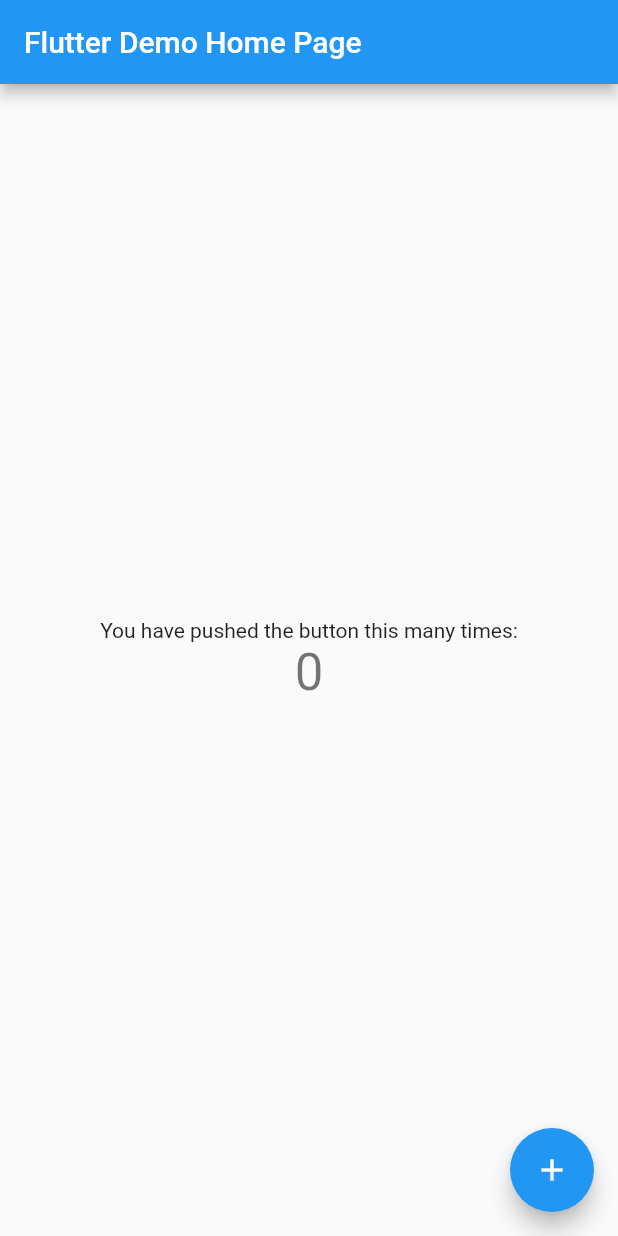
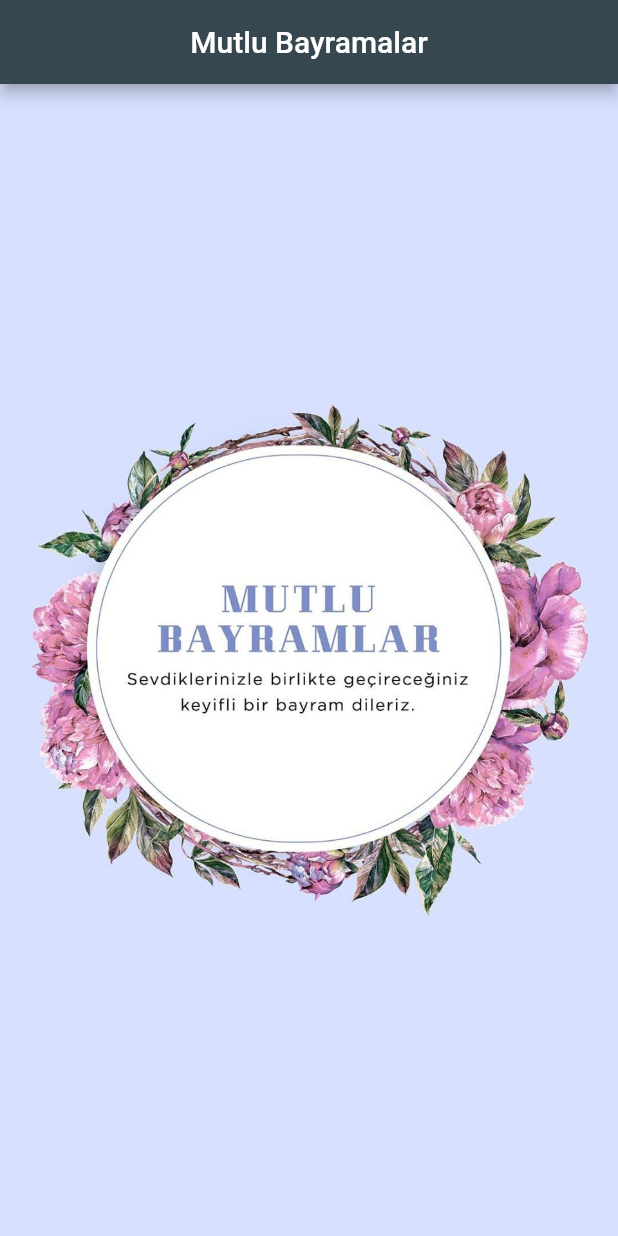
Before and after one commit to kadirkaval/karpostal, a Flutter app: the screen it shows after launch, on a phone screen of 412 x 824 dp. Run offline on Flutter 3.47's test engine with Material 2 defaults, Android fonts, the light colour scheme and no system bars.

Commit message:
Add image widget and icon change

```diff
--- a/lib/main.dart
+++ b/lib/main.dart
@@ -1,115 +1,20 @@
 import 'package:flutter/material.dart';
 
 void main() {
-  runApp(const MyApp());
-}
-
-class MyApp extends StatelessWidget {
-  const MyApp({super.key});
-
-  // This widget is the root of your application.
-  @override
-  Widget build(BuildContext context) {
-    return MaterialApp(
-      title: 'Flutter Demo',
-      theme: ThemeData(
-        // This is the theme of your application.
-        //
-        // Try running your application with "flutter run". You'll see the
-        // application has a blue toolbar. Then, without quitting the app, try
-        // changing the primarySwatch below to Colors.green and then invoke
-        // "hot reload" (press "r" in the console where you ran "flutter run",
-        // or simply save your changes to "hot reload" in a Flutter IDE).
-        // Notice that the counter didn't reset back to zero; the application
-        // is not restarted.
-        primarySwatch: Colors.blue,
-      ),
-      home: const MyHomePage(title: 'Flutter Demo Home Page'),
-    );
-  }
-}
-
-class MyHomePage extends StatefulWidget {
-  const MyHomePage({super.key, required this.title});
-
-  // This widget is the home page of your application. It is stateful, meaning
-  // that it has a State object (defined below) that contains fields that affect
-  // how it looks.
-
-  // This class is the configuration for the state. It holds the values (in this
-  // case the title) provided by the parent (in this case the App widget) and
-  // used by the build method of the State. Fields in a Widget subclass are
-  // always marked "final".
-
-  final String title;
-
-  @override
-  State<MyHomePage> createState() => _MyHomePageState();
-}
-
-class _MyHomePageState extends State<MyHomePage> {
-  int _counter = 0;
-
-  void _incrementCounter() {
-    setState(() {
-      // This call to setState tells the Flutter framework that something has
-      // changed in this State, which causes it to rerun the build method below
-      // so that the display can reflect the updated values. If we changed
-      // _counter without calling setState(), then the build method would not be
-      // called again, and so nothing would appear to happen.
-      _counter++;
-    });
-  }
-
-  @override
-  Widget build(BuildContext context) {
-    // This method is rerun every time setState is called, for instance as done
-    // by the _incrementCounter method above.
-    //
-    // The Flutter framework has been optimized to make rerunning build methods
-    // fast, so that you can just rebuild anything that needs updating rather
-    // than having to individually change instances of widgets.
-    return Scaffold(
-      appBar: AppBar(
-        // Here we take the value from the MyHomePage object that was created by
-        // the App.build method, and use it to set our appbar title.
-        title: Text(widget.title),
-      ),
-      body: Center(
-        // Center is a layout widget. It takes a single child and positions it
-        // in the middle of the parent.
-        child: Column(
-          // Column is also a layout widget. It takes a list of children and
-          // arranges them vertically. By default, it sizes itself to fit its
-          // children horizontally, and tries to be as tall as its parent.
-          //
-          // Invoke "debug painting" (press "p" in the console, choose the
-          // "Toggle Debug Paint" action from the Flutter Inspector in Android
-          // Studio, or the "Toggle Debug Paint" command in Visual Studio Code)
-          // to see the wireframe for each widget.
-          //
-          // Column has various properties to control how it sizes itself and
-          // how it positions its children. Here we use mainAxisAlignment to
-          // center the children vertically; the main axis here is the vertical
-          // axis because Columns are vertical (the cross axis would be
-          // horizontal).
-          mainAxisAlignment: MainAxisAlignment.center,
-          children: <Widget>[
-            const Text(
-              'You have pushed the button this many times:',
-            ),
-            Text(
-              '$_counter',
-              style: Theme.of(context).textTheme.headlineMedium,
-            ),
-          ],
+  runApp(
+    MaterialApp(
+      home: Scaffold(
+        appBar: AppBar(centerTitle: true,
+          backgroundColor: Colors.blueGrey[800],
+          title: Text('Mutlu Bayramalar'),
+        ),
+        backgroundColor: const Color(0xffd7e0ff),
+        body: const Center(
+          child: Image(
+            image: AssetImage("images/mutlu_bayramlar.jpg"),
+          ),
         ),
       ),
-      floatingActionButton: FloatingActionButton(
-        onPressed: _incrementCounter,
-        tooltip: 'Increment',
-        child: const Icon(Icons.add),
-      ), // This trailing comma makes auto-formatting nicer for build methods.
-    );
-  }
+    ),
+  );
 }
--- a/pubspec.yaml
+++ b/pubspec.yaml
@@ -59,8 +59,8 @@
   uses-material-design: true
 
   # To add assets to your application, add an assets section, like this:
-  # assets:
-  #   - images/a_dot_burr.jpeg
+  assets:
+    - images/
   #   - images/a_dot_ham.jpeg
 
   # An image asset can refer to one or more resolution-specific "variants", see
```
Also changed, not shown: images/mutlu_bayramlar.jpg (added), 38 other files.
